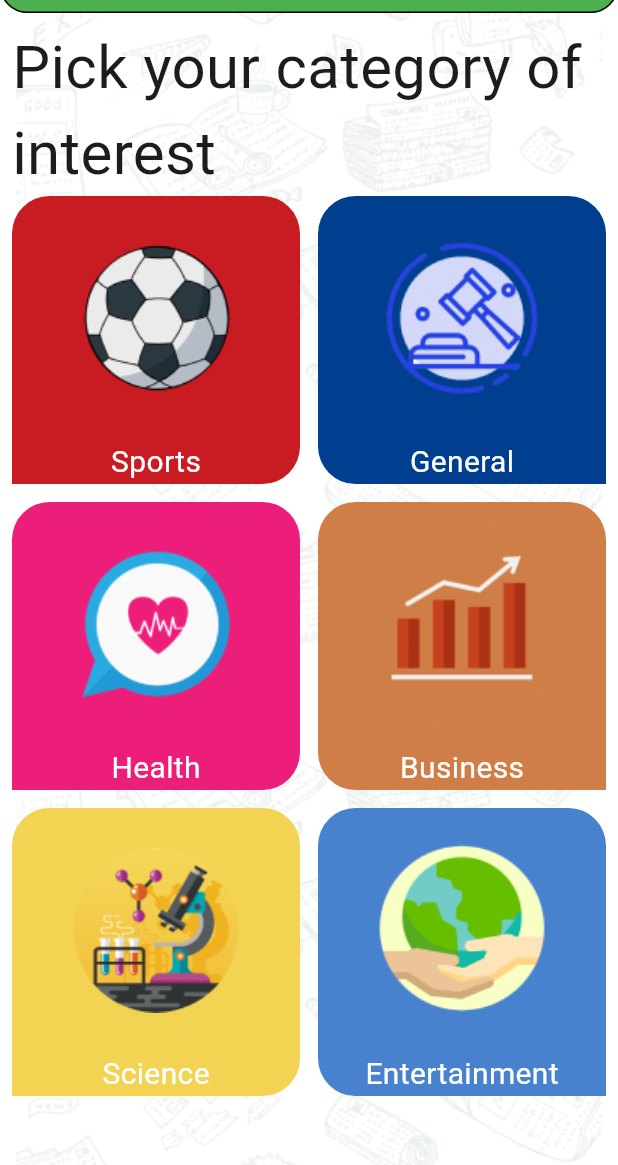
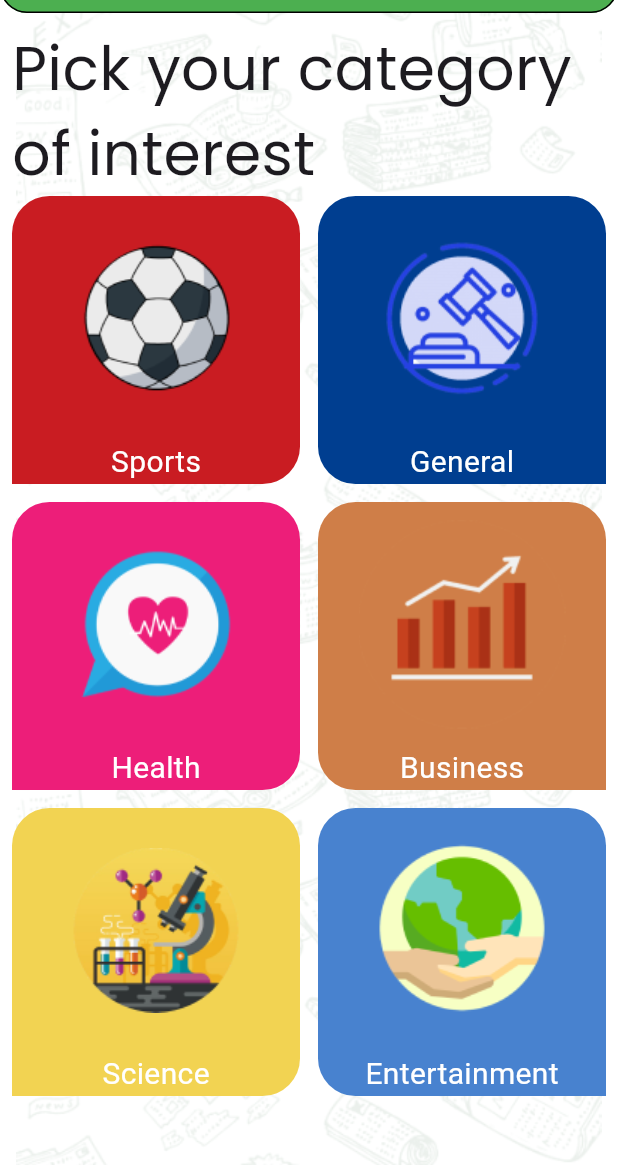
Before and after one commit to MohamedELBatal/World-News-, a Flutter app: the screen it shows after launch, in the side drawer, after a tap on "Categories", on a phone screen of 412 x 824 dp, the part 71-1236 px from its top. Run offline on Flutter 3.47's test engine with Material 3 defaults, Android fonts, the phone set to English and light mode, and no system bars; our stand-ins replace cached_network_image, google_fonts; Roboto replaces fonts that are missing (Exo).

Commit message:
commit 2

```diff
--- a/lib/layout/home.dart
+++ b/lib/layout/home.dart
@@ -1,13 +1,15 @@
 import 'package:flutter/material.dart';
+import 'package:google_fonts/google_fonts.dart';
 import 'package:news_app/models/category_model.dart';
 import 'package:news_app/screens/data_tab.dart';
 import 'package:news_app/screens/drawer_tab.dart';
+import 'package:news_app/screens/setting_tab.dart';
 import 'package:news_app/screens/widgets/categories_tab.dart';
 
 class HomeScreen extends StatefulWidget {
   static const String routeName = "Home";
 
-  HomeScreen({super.key});
+  const HomeScreen({super.key});
 
   @override
   State<HomeScreen> createState() => _HomeScreenState();
@@ -15,6 +17,11 @@ class HomeScreen extends StatefulWidget {
 
 class _HomeScreenState extends State<HomeScreen> {
   bool _isSearching = false;
+  late Widget bodyContent = categoryModel == null
+      ? CategoriesTab(
+          onClick: onCategoryClicked,
+        )
+      : DataTab(categoryID: categoryModel!.id);
 
   @override
   Widget build(BuildContext context) {
@@ -27,13 +34,15 @@ class _HomeScreenState extends State<HomeScreen> {
       ),
       child: Scaffold(
         backgroundColor: Colors.transparent,
-        drawer:  DrawerTab(onClick:  onDrawerClicked),
+        drawer: DrawerTab(onClick: onDrawerClicked),
         appBar: AppBar(
           iconTheme: const IconThemeData(color: Colors.white),
           centerTitle: true,
-          title: _isSearching ? buildSearchField() : Text(
+          title: _isSearching
+              ? buildSearchField()
+              : Text(
                   categoryModel == null ? "News" : categoryModel!.title,
-            style: const TextStyle(
+                  style: GoogleFonts.exo(
                     fontSize: 30,
                     fontWeight: FontWeight.bold,
                     color: Colors.white,
@@ -48,13 +57,7 @@ class _HomeScreenState extends State<HomeScreen> {
           ),
           actions: _buildActions(),
         ),
-
-        body: categoryModel == null
-            ? CategoriesTab(
-          onClick: onCategoryClicked,
-        )
-            : DataTab(categoryID: categoryModel!.id,
-        ),
+        body: bodyContent,
       ),
     );
   }
@@ -63,18 +66,20 @@ class _HomeScreenState extends State<HomeScreen> {
 
   onCategoryClicked(catModel) {
     categoryModel = catModel;
-    setState(() {
+    bodyContent = DataTab(categoryID: categoryModel!.id);
+    setState(() {});
+  }
 
-    });
-  }
-  onDrawerClicked(val){
-    if(val == DrawerTab.CategoryID){
-      categoryModel = null ;
+  onDrawerClicked(val) {
+    if (val == DrawerTab.CategoryID) {
+      categoryModel = null;
+      bodyContent = CategoriesTab(onClick: onCategoryClicked);
       Navigator.pop(context);
-      setState(() {
-
-      });
-    }else if(val == DrawerTab.SettingsID){
+      setState(() {});
+    } else if (val == DrawerTab.SettingsID) {
+      bodyContent = SettingTab();
+      Navigator.pop(context);
+      setState(() {});
     }
   }
 
@@ -93,7 +98,10 @@ class _HomeScreenState extends State<HomeScreen> {
     } else {
       return [
         IconButton(
-          icon: const Icon(Icons.search_outlined,size: 30,),
+          icon: const Icon(
+            Icons.search_outlined,
+            size: 30,
+          ),
           onPressed: () {
             setState(() {
               _isSearching = true;
@@ -103,21 +111,31 @@ class _HomeScreenState extends State<HomeScreen> {
       ];
     }
   }
+
   buildSearchField() {
     return TextFormField(
       textAlign: TextAlign.center,
       decoration: const InputDecoration(
-        focusedBorder: OutlineInputBorder(borderRadius: BorderRadius.all(Radius.circular(25))),
-        enabledBorder: OutlineInputBorder(borderRadius: BorderRadius.all(Radius.circular(25))),
-        filled:true ,
+        focusedBorder: OutlineInputBorder(
+          borderRadius: BorderRadius.all(
+            Radius.circular(25),
+          ),
+        ),
+        enabledBorder: OutlineInputBorder(
+          borderRadius: BorderRadius.all(
+            Radius.circular(25),
+          ),
+        ),
+        filled: true,
         fillColor: Colors.white,
         hintText: 'Search Article',
-        border: OutlineInputBorder(borderSide: BorderSide(color: Colors.black,width: 10)),
+        border: OutlineInputBorder(
+          borderSide: BorderSide(color: Colors.black, width: 10),
+        ),
         hintStyle: TextStyle(color: Colors.black),
       ),
       style: const TextStyle(color: Colors.black, fontSize: 16.0),
-      onChanged: (value) {
-      },
+      onChanged: (value) {},
     );
   }
 }
--- a/lib/main.dart
+++ b/lib/main.dart
@@ -15,7 +15,7 @@ class MyApp extends StatelessWidget {
     debugShowCheckedModeBanner: false,
       initialRoute: HomeScreen.routeName ,
       routes: {
-        HomeScreen.routeName:(context)=>  HomeScreen(),
+        HomeScreen.routeName:(context)=>  const HomeScreen(),
       },
 
     );
--- a/lib/models/category_model.dart
+++ b/lib/models/category_model.dart
@@ -2,11 +2,8 @@ import 'package:flutter/material.dart';
 
 class CategoryModel {
   String id;
-
   String title;
-
   String image;
-
   Color color;
 
   CategoryModel(this.id, this.title, this.image, this.color);
--- a/lib/screens/drawer_tab.dart
+++ b/lib/screens/drawer_tab.dart
@@ -1,4 +1,5 @@
 import 'package:flutter/material.dart';
+import 'package:google_fonts/google_fonts.dart';
 
 class DrawerTab extends StatelessWidget {
   Function onClick;
@@ -18,10 +19,10 @@ class DrawerTab extends StatelessWidget {
           Container(
             height: 160,
             color: Colors.green,
-            child: const Center(
+            child:  Center(
                 child: Text(
-              "News App",
-              style: TextStyle(fontSize: 35, color: Colors.white),
+              "News App!",
+              style: GoogleFonts.poppins(fontSize: 35, color: Colors.white),
             )),
           ),
           const SizedBox(
@@ -31,15 +32,15 @@ class DrawerTab extends StatelessWidget {
             onTap: () {
               onClick(CategoryID);
             },
-            child: const Row(
+            child:  Row(
               children: [
-                Icon(Icons.category_outlined),
-                SizedBox(
+                const Icon(Icons.category_outlined),
+                const SizedBox(
                   width: 8,
                 ),
                 Text(
                   "Categories",
-                  style: TextStyle(fontSize: 20, color: Colors.black,fontWeight: FontWeight.w500),
+                  style: GoogleFonts.poppins(fontSize: 20, color: Colors.black,fontWeight: FontWeight.w500),
                 ),
               ],
             ),
@@ -51,15 +52,15 @@ class DrawerTab extends StatelessWidget {
             onTap: () {
               onClick(SettingsID);
             },
-            child: const Row(
+            child:  Row(
               children: [
-                Icon(Icons.settings),
-                SizedBox(
+                const Icon(Icons.settings),
+                const SizedBox(
                   width: 8,
                 ),
                 Text(
                   "Settings",
-                  style: TextStyle(fontSize: 20, color: Colors.black,fontWeight: FontWeight.w500),
+                  style: GoogleFonts.poppins(fontSize: 20, color: Colors.black,fontWeight: FontWeight.w500),
                 ),
               ],
             ),
--- a/lib/screens/widgets/categories_tab.dart
+++ b/lib/screens/widgets/categories_tab.dart
@@ -1,5 +1,6 @@
 import 'package:flutter/cupertino.dart';
 import 'package:flutter/material.dart';
+import 'package:google_fonts/google_fonts.dart';
 import 'package:news_app/models/category_model.dart';
 import 'package:news_app/screens/widgets/category_item.dart';
 
@@ -14,9 +15,9 @@ class CategoriesTab extends StatelessWidget {
       padding: const EdgeInsets.all(8.0),
       child: Column(
         children: [
-          const Text(
+           Text(
             "Pick your category of interest",
-            style: TextStyle(
+            style: GoogleFonts.poppins(
               fontSize: 40,
             ),
           ),
--- a/lib/screens/widgets/news_item.dart
+++ b/lib/screens/widgets/news_item.dart
@@ -25,7 +25,7 @@ class NewsItem extends StatelessWidget {
               fit: BoxFit.fill,
               progressIndicatorBuilder: (context, url, downloadProgress) =>
                   Center(child: CircularProgressIndicator(value: downloadProgress.progress)),
-              errorWidget: (context, url, error) => Icon(Icons.error),
+              errorWidget: (context, url, error) => const Icon(Icons.error),
             ),
           ),
           Padding(
--- a/lib/screens/widgets/source_item.dart
+++ b/lib/screens/widgets/source_item.dart
@@ -1,4 +1,5 @@
 import 'package:flutter/material.dart';
+import 'package:google_fonts/google_fonts.dart';
 import 'package:news_app/models/SourceResponse.dart';
 
 class SourceItem extends StatelessWidget {
@@ -20,7 +21,7 @@ class SourceItem extends StatelessWidget {
               : Colors.transparent),
       child: Text(
         source.name ?? "",
-        style: TextStyle(color: selected ? Colors.white : Colors.green),
+        style: GoogleFonts.poppins(color: selected ? Colors.white : Colors.green),
       ),
     );
   }
--- a/pubspec.yaml
+++ b/pubspec.yaml
@@ -38,6 +38,7 @@ dependencies:
   flutter_native_splash: 2.3.10
   http: ^1.2.1
   cached_network_image: ^3.3.1
+  google_fonts: ^6.1.0
 
 dev_dependencies:
   flutter_test:
```
Also changed, not shown: lib/screens/setting_tab.dart (+60 -11 lines), pubspec.lock. Lines whose indentation alone changed are shown as unchanged.
